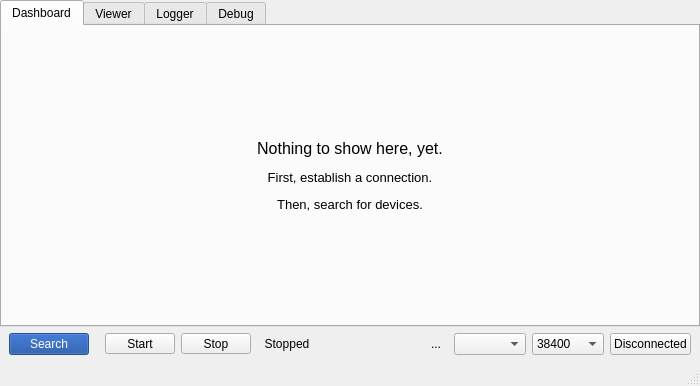
QkThings/qkwidget, file qkexplorerwidget.ui: the form before one commit.
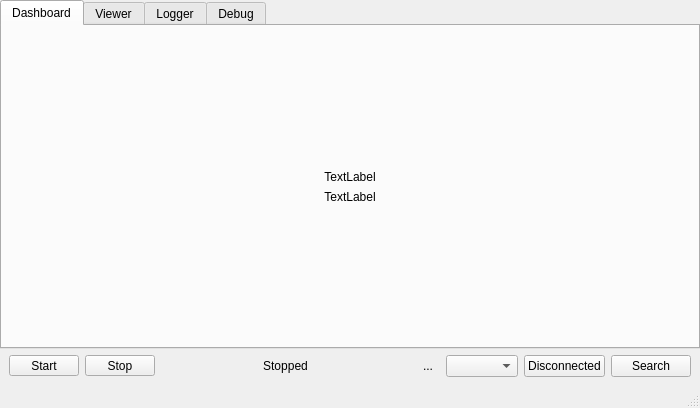
The form after the commit. The open tabs and pages were chosen to show the change. Icons and pictures are not drawn. Custom widgets are drawn as their Qt base class.

Diff of the .ui file:
```diff
--- a/qkexplorerwidget.ui
+++ b/qkexplorerwidget.ui
@@ -7,7 +7,7 @@
     <x>0</x>
     <y>0</y>
     <width>700</width>
-    <height>386</height>
+    <height>408</height>
    </rect>
   </property>
   <property name="windowTitle">
@@ -63,15 +63,51 @@
           <widget class="QWidget" name="page">
            <layout class="QVBoxLayout" name="verticalLayout_6">
             <item>
-             <widget class="QLabel" name="dashboardLabel">
+             <spacer name="verticalSpacer">
+              <property name="orientation">
+               <enum>Qt::Vertical</enum>
+              </property>
+              <property name="sizeHint" stdset="0">
+               <size>
+                <width>20</width>
+                <height>40</height>
+               </size>
+              </property>
+             </spacer>
+            </item>
+            <item>
+             <widget class="QLabel" name="dashboard_title">
               <property name="text">
-               <string>&lt;html&gt;&lt;head/&gt;&lt;body&gt;&lt;p&gt;&lt;span style=&quot; font-size:12pt;&quot;&gt;Nothing to show here, yet.&lt;/span&gt;&lt;/p&gt;&lt;p&gt;&lt;span style=&quot; font-size:10pt;&quot;&gt;First, establish a connection.&lt;/span&gt;&lt;/p&gt;&lt;p&gt;&lt;span style=&quot; font-size:10pt;&quot;&gt;Then, search for devices.&lt;/span&gt;&lt;/p&gt;&lt;/body&gt;&lt;/html&gt;</string>
+               <string>TextLabel</string>
               </property>
               <property name="alignment">
                <set>Qt::AlignCenter</set>
               </property>
              </widget>
             </item>
+            <item>
+             <widget class="QLabel" name="dashboard_message">
+              <property name="text">
+               <string>TextLabel</string>
+              </property>
+              <property name="alignment">
+               <set>Qt::AlignCenter</set>
+              </property>
+             </widget>
+            </item>
+            <item>
+             <spacer name="verticalSpacer_2">
+              <property name="orientation">
+               <enum>Qt::Vertical</enum>
+              </property>
+              <property name="sizeHint" stdset="0">
+               <size>
+                <width>20</width>
+                <height>40</height>
+               </size>
+              </property>
+             </spacer>
+            </item>
            </layout>
           </widget>
           <widget class="QWidget" name="page_2">
@@ -524,447 +560,6 @@
       <property name="rightMargin">
        <number>9</number>
       </property>
-      <item>
-       <widget class="QPushButton" name="search_button">
-        <property name="palette">
-         <palette>
-          <active>
-           <colorrole role="WindowText">
-            <brush brushstyle="SolidPattern">
-             <color alpha="255">
-              <red>255</red>
-              <green>255</green>
-              <blue>255</blue>
-             </color>
-            </brush>
-           </colorrole>
-           <colorrole role="Button">
-            <brush brushstyle="SolidPattern">
-             <color alpha="255">
-              <red>13</red>
-              <green>67</green>
-              <blue>154</blue>
-             </color>
-            </brush>
-           </colorrole>
-           <colorrole role="Light">
-            <brush brushstyle="SolidPattern">
-             <color alpha="255">
-              <red>112</red>
-              <green>179</green>
-              <blue>255</blue>
-             </color>
-            </brush>
-           </colorrole>
-           <colorrole role="Midlight">
-            <brush brushstyle="SolidPattern">
-             <color alpha="255">
-              <red>79</red>
-              <green>150</green>
-              <blue>231</blue>
-             </color>
-            </brush>
-           </colorrole>
-           <colorrole role="Dark">
-            <brush brushstyle="SolidPattern">
-             <color alpha="255">
-              <red>214</red>
-              <green>214</green>
-              <blue>214</blue>
-             </color>
-            </brush>
-           </colorrole>
-           <colorrole role="Mid">
-            <brush brushstyle="SolidPattern">
-             <color alpha="255">
-              <red>46</red>
-              <green>119</green>
-              <blue>255</blue>
-             </color>
-            </brush>
-           </colorrole>
-           <colorrole role="Text">
-            <brush brushstyle="SolidPattern">
-             <color alpha="255">
-              <red>255</red>
-              <green>255</green>
-              <blue>255</blue>
-             </color>
-            </brush>
-           </colorrole>
-           <colorrole role="BrightText">
-            <brush brushstyle="SolidPattern">
-             <color alpha="255">
-              <red>255</red>
-              <green>255</green>
-              <blue>255</blue>
-             </color>
-            </brush>
-           </colorrole>
-           <colorrole role="ButtonText">
-            <brush brushstyle="SolidPattern">
-             <color alpha="255">
-              <red>255</red>
-              <green>255</green>
-              <blue>255</blue>
-             </color>
-            </brush>
-           </colorrole>
-           <colorrole role="Base">
-            <brush brushstyle="SolidPattern">
-             <color alpha="255">
-              <red>255</red>
-              <green>255</green>
-              <blue>255</blue>
-             </color>
-            </brush>
-           </colorrole>
-           <colorrole role="Window">
-            <brush brushstyle="SolidPattern">
-             <color alpha="255">
-              <red>46</red>
-              <green>121</green>
-              <blue>207</blue>
-             </color>
-            </brush>
-           </colorrole>
-           <colorrole role="Shadow">
-            <brush brushstyle="SolidPattern">
-             <color alpha="255">
-              <red>245</red>
-              <green>245</green>
-              <blue>245</blue>
-             </color>
-            </brush>
-           </colorrole>
-           <colorrole role="AlternateBase">
-            <brush brushstyle="SolidPattern">
-             <color alpha="255">
-              <red>150</red>
-              <green>188</green>
-              <blue>231</blue>
-             </color>
-            </brush>
-           </colorrole>
-           <colorrole role="ToolTipBase">
-            <brush brushstyle="SolidPattern">
-             <color alpha="255">
-              <red>255</red>
-              <green>255</green>
-              <blue>220</blue>
-             </color>
-            </brush>
-           </colorrole>
-           <colorrole role="ToolTipText">
-            <brush brushstyle="SolidPattern">
-             <color alpha="255">
-              <red>0</red>
-              <green>0</green>
-              <blue>0</blue>
-             </color>
-            </brush>
-           </colorrole>
-          </active>
-          <inactive>
-           <colorrole role="WindowText">
-            <brush brushstyle="SolidPattern">
-             <color alpha="255">
-              <red>255</red>
-              <green>255</green>
-              <blue>255</blue>
-             </color>
-            </brush>
-           </colorrole>
-           <colorrole role="Button">
-            <brush brushstyle="SolidPattern">
-             <color alpha="255">
-              <red>13</red>
-              <green>67</green>
-              <blue>154</blue>
-             </color>
-            </brush>
-           </colorrole>
-           <colorrole role="Light">
-            <brush brushstyle="SolidPattern">
-             <color alpha="255">
-              <red>112</red>
-              <green>179</green>
-              <blue>255</blue>
-             </color>
-            </brush>
-           </colorrole>
-           <colorrole role="Midlight">
-            <brush brushstyle="SolidPattern">
-             <color alpha="255">
-              <red>79</red>
-              <green>150</green>
-              <blue>231</blue>
-             </color>
-            </brush>
-           </colorrole>
-           <colorrole role="Dark">
-            <brush brushstyle="SolidPattern">
-             <color alpha="255">
-              <red>214</red>
-              <green>214</green>
-              <blue>214</blue>
-             </color>
-            </brush>
-           </colorrole>
-           <colorrole role="Mid">
-            <brush brushstyle="SolidPattern">
-             <color alpha="255">
-              <red>46</red>
-              <green>119</green>
-              <blue>255</blue>
-             </color>
-            </brush>
-           </colorrole>
-           <colorrole role="Text">
-            <brush brushstyle="SolidPattern">
-             <color alpha="255">
-              <red>255</red>
-              <green>255</green>
-              <blue>255</blue>
-             </color>
-            </brush>
-           </colorrole>
-           <colorrole role="BrightText">
-            <brush brushstyle="SolidPattern">
-             <color alpha="255">
-              <red>255</red>
-              <green>255</green>
-              <blue>255</blue>
-             </color>
-            </brush>
-           </colorrole>
-           <colorrole role="ButtonText">
-            <brush brushstyle="SolidPattern">
-             <color alpha="255">
-              <red>255</red>
-              <green>255</green>
-              <blue>255</blue>
-             </color>
-            </brush>
-           </colorrole>
-           <colorrole role="Base">
-            <brush brushstyle="SolidPattern">
-             <color alpha="255">
-              <red>255</red>
-              <green>255</green>
-              <blue>255</blue>
-             </color>
-            </brush>
-           </colorrole>
-           <colorrole role="Window">
-            <brush brushstyle="SolidPattern">
-             <color alpha="255">
-              <red>46</red>
-              <green>121</green>
-              <blue>207</blue>
-             </color>
-            </brush>
-           </colorrole>
-           <colorrole role="Shadow">
-            <brush brushstyle="SolidPattern">
-             <color alpha="255">
-              <red>245</red>
-              <green>245</green>
-              <blue>245</blue>
-             </color>
-            </brush>
-           </colorrole>
-           <colorrole role="AlternateBase">
-            <brush brushstyle="SolidPattern">
-             <color alpha="255">
-              <red>150</red>
-              <green>188</green>
-              <blue>231</blue>
-             </color>
-            </brush>
-           </colorrole>
-           <colorrole role="ToolTipBase">
-            <brush brushstyle="SolidPattern">
-             <color alpha="255">
-              <red>255</red>
-              <green>255</green>
-              <blue>220</blue>
-             </color>
-            </brush>
-           </colorrole>
-           <colorrole role="ToolTipText">
-            <brush brushstyle="SolidPattern">
-             <color alpha="255">
-              <red>0</red>
-              <green>0</green>
-              <blue>0</blue>
-             </color>
-            </brush>
-           </colorrole>
-          </inactive>
-          <disabled>
-           <colorrole role="WindowText">
-            <brush brushstyle="SolidPattern">
-             <color alpha="255">
-              <red>214</red>
-              <green>214</green>
-              <blue>214</blue>
-             </color>
-            </brush>
-           </colorrole>
-           <colorrole role="Button">
-            <brush brushstyle="SolidPattern">
-             <color alpha="255">
-              <red>13</red>
-              <green>67</green>
-              <blue>154</blue>
-             </color>
-            </brush>
-           </colorrole>
-           <colorrole role="Light">
-            <brush brushstyle="SolidPattern">
-             <color alpha="255">
-              <red>112</red>
-              <green>179</green>
-              <blue>255</blue>
-             </color>
-            </brush>
-           </colorrole>
-           <colorrole role="Midlight">
-            <brush brushstyle="SolidPattern">
-             <color alpha="255">
-              <red>79</red>
-              <green>150</green>
-              <blue>231</blue>
-             </color>
-            </brush>
-           </colorrole>
-           <colorrole role="Dark">
-            <brush brushstyle="SolidPattern">
-             <color alpha="255">
-              <red>214</red>
-              <green>214</green>
-              <blue>214</blue>
-             </color>
-            </brush>
-           </colorrole>
-           <colorrole role="Mid">
-            <brush brushstyle="SolidPattern">
-             <color alpha="255">
-              <red>46</red>
-              <green>119</green>
-              <blue>255</blue>
-             </color>
-            </brush>
-           </colorrole>
-           <colorrole role="Text">
-            <brush brushstyle="SolidPattern">
-             <color alpha="255">
-              <red>214</red>
-              <green>214</green>
-              <blue>214</blue>
-             </color>
-            </brush>
-           </colorrole>
-           <colorrole role="BrightText">
-            <brush brushstyle="SolidPattern">
-             <color alpha="255">
-              <red>255</red>
-              <green>255</green>
-              <blue>255</blue>
-             </color>
-            </brush>
-           </colorrole>
-           <colorrole role="ButtonText">
-            <brush brushstyle="SolidPattern">
-             <color alpha="255">
-              <red>214</red>
-              <green>214</green>
-              <blue>214</blue>
-             </color>
-            </brush>
-           </colorrole>
-           <colorrole role="Base">
-            <brush brushstyle="SolidPattern">
-             <color alpha="255">
-              <red>46</red>
-              <green>121</green>
-              <blue>207</blue>
-             </color>
-            </brush>
-           </colorrole>
-           <colorrole role="Window">
-            <brush brushstyle="SolidPattern">
-             <color alpha="255">
-              <red>46</red>
-              <green>121</green>
-              <blue>207</blue>
-             </color>
-            </brush>
-           </colorrole>
-           <colorrole role="Shadow">
-            <brush brushstyle="SolidPattern">
-             <color alpha="255">
-              <red>245</red>
-              <green>245</green>
-              <blue>245</blue>
-             </color>
-            </brush>
-           </colorrole>
-           <colorrole role="AlternateBase">
-            <brush brushstyle="SolidPattern">
-             <color alpha="255">
-              <red>46</red>
-              <green>121</green>
-              <blue>207</blue>
-             </color>
-            </brush>
-           </colorrole>
-           <colorrole role="ToolTipBase">
-            <brush brushstyle="SolidPattern">
-             <color alpha="255">
-              <red>255</red>
-              <green>255</green>
-              <blue>220</blue>
-             </color>
-            </brush>
-           </colorrole>
-           <colorrole role="ToolTipText">
-            <brush brushstyle="SolidPattern">
-             <color alpha="255">
-              <red>0</red>
-              <green>0</green>
-              <blue>0</blue>
-             </color>
-            </brush>
-           </colorrole>
-          </disabled>
-         </palette>
-        </property>
-        <property name="styleSheet">
-         <string notr="true"/>
-        </property>
-        <property name="text">
-         <string>Search</string>
-        </property>
-       </widget>
-      </item>
-      <item>
-       <spacer name="horizontalSpacer_5">
-        <property name="orientation">
-         <enum>Qt::Horizontal</enum>
-        </property>
-        <property name="sizeType">
-         <enum>QSizePolicy::Minimum</enum>
-        </property>
-        <property name="sizeHint" stdset="0">
-         <size>
-          <width>10</width>
-          <height>20</height>
-         </size>
-        </property>
-       </spacer>
-      </item>
       <item>
        <widget class="QToolButton" name="start_button">
         <property name="minimumSize">
@@ -1019,18 +614,18 @@
       </item>
       <item>
        <widget class="QLabel" name="status_label">
+        <property name="sizePolicy">
+         <sizepolicy hsizetype="Expanding" vsizetype="Preferred">
+          <horstretch>0</horstretch>
+          <verstretch>0</verstretch>
+         </sizepolicy>
+        </property>
         <property name="minimumSize">
          <size>
           <width>60</width>
           <height>0</height>
          </size>
         </property>
-        <property name="maximumSize">
-         <size>
-          <width>60</width>
-          <height>16777215</height>
-         </size>
-        </property>
         <property name="text">
          <string>Stopped</string>
         </property>
@@ -1042,32 +637,6 @@
         </property>
        </widget>
       </item>
-      <item>
-       <spacer name="horizontalSpacer_4">
-        <property name="orientation">
-         <enum>Qt::Horizontal</enum>
-        </property>
-        <property name="sizeHint" stdset="0">
-         <size>
-          <width>40</width>
-          <height>20</height>
-         </size>
-        </property>
-       </spacer>
-      </item>
-      <item>
-       <spacer name="horizontalSpacer">
-        <property name="orientation">
-         <enum>Qt::Horizontal</enum>
-        </property>
-        <property name="sizeHint" stdset="0">
-         <size>
-          <width>40</width>
-          <height>20</height>
-         </size>
-        </property>
-       </spacer>
-      </item>
       <item>
        <widget class="QToolButton" name="buttonReloadSerialPorts">
         <property name="text">
@@ -1085,20 +654,6 @@
       <item>
        <widget class="QComboBox" name="comboPort"/>
       </item>
-      <item>
-       <widget class="QComboBox" name="comboBaud">
-        <item>
-         <property name="text">
-          <string>38400</string>
-         </property>
-        </item>
-        <item>
-         <property name="text">
-          <string>115200</string>
-         </property>
-        </item>
-       </widget>
-      </item>
       <item>
        <widget class="QPushButton" name="buttonConnect">
         <property name="text">
@@ -1106,6 +661,16 @@
         </property>
        </widget>
       </item>
+      <item>
+       <widget class="QPushButton" name="search_button">
+        <property name="styleSheet">
+         <string notr="true"/>
+        </property>
+        <property name="text">
+         <string>Search</string>
+        </property>
+       </widget>
+      </item>
      </layout>
     </item>
    </layout>
```
Left out of the diff: 4 changed lines with no effect on the pictures.
